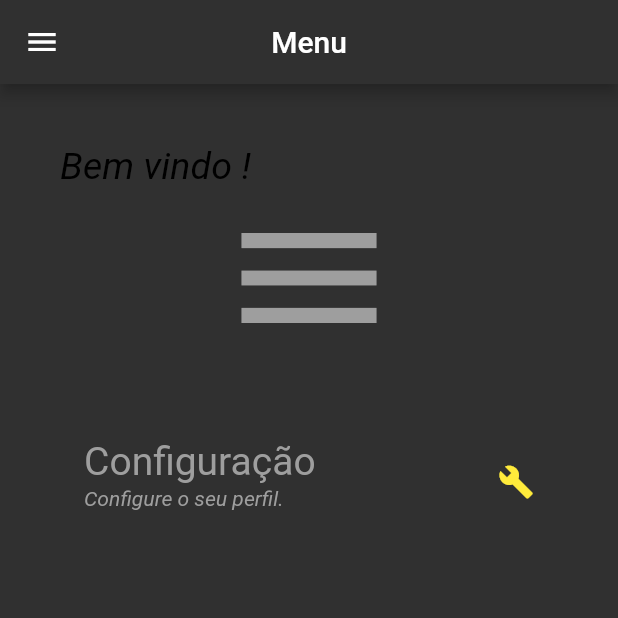
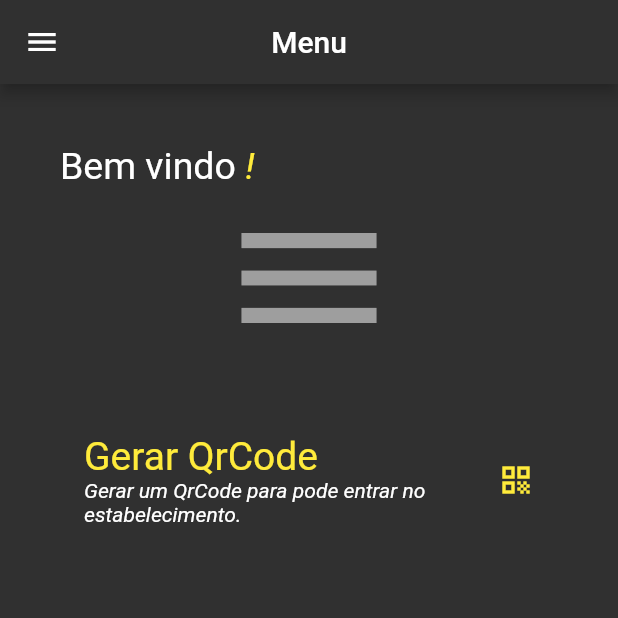
Before and after one commit to ElioPaulino/ELController, a Flutter app: the HomeTela screen opened directly with empty values, on a phone screen of 412 x 824 dp, the top half of it. Run offline on Flutter 3.47's test engine with Material 2 defaults, Android fonts, the phone set to English and light mode, and no system bars; our stand-ins replace qr_flutter; missing offline and left inert: flutter_barcode_scanner.

Commit message:
geração QrCode

```diff
--- a/lib/main.dart
+++ b/lib/main.dart
@@ -4,6 +4,7 @@ import 'package:appeliolucas/view/hometela.dart';
 import 'package:appeliolucas/view/sobretela.dart';
 import 'package:appeliolucas/view/cadastrotela.dart';
 import 'package:appeliolucas/view/gerarqrcodetela.dart';
+import 'package:appeliolucas/view/lerqrcodetela.dart';
 import 'package:flutter/material.dart';
 
 import 'model/usuario.dart';
@@ -23,6 +24,7 @@ void main() {
       '/cadastro': (context) => CadastroTela(),
       '/homefuncionario': (context) => HomeFuncionarioTela(),
       '/gerarqrcodetela': (context) => GerarQrCode(),
+      '/lerqrcodetela': (context) => LerQrCode(),
     },
     //Tema
     theme: ThemeData(
--- a/lib/view/gerarqrcodetela.dart
+++ b/lib/view/gerarqrcodetela.dart
@@ -1,6 +1,5 @@
 import 'package:flutter/material.dart';
 import 'package:qr_flutter/qr_flutter.dart';
-import 'dart:math';
 
 class GerarQrCode extends StatelessWidget {
   @override
--- a/lib/view/homeempresatela.dart
+++ b/lib/view/homeempresatela.dart
@@ -1,4 +1,4 @@
-import 'dart:html';
+
 
 import 'package:appeliolucas/model/usuario.dart';
 import 'package:flutter/material.dart';
--- a/lib/view/homefuncionariotela.dart
+++ b/lib/view/homefuncionariotela.dart
@@ -87,17 +87,17 @@ class _HomeFuncionarioTelaState extends State<HomeFuncionarioTela> {
             SizedBox(height: 40),
             ListTile(
               trailing: Icon(Icons.qr_code, color: Colors.yellow),
-              title: Text('Gerar QrCode',
+              title: Text('Ler QrCode',
                   style: TextStyle(fontSize: 26, color: Colors.yellow)),
               subtitle: Text(
-                  'Gerar um QrCode para pode entrar no estabelecimento.',
+                  'Ler QrCode para pode entrar no estabelecimento.',
                   style: TextStyle(
                       fontSize: 14,
                       color: Colors.white,
                       fontStyle: FontStyle.italic)),
               onTap: () {
-                print('item pressionado');
-                Navigator.pushNamed(context, '/gerarqrcodetela');
+              //  print('item pressionado');
+                Navigator.pushNamed(context, '/lerqrcodetela');
               },
               hoverColor: Colors.yellow,
             ),
--- a/lib/view/hometela.dart
+++ b/lib/view/hometela.dart
@@ -64,29 +64,39 @@ class _HomeTelaState extends State<HomeTela> {
         //
         // LISTVIEW
         //
-        child: ListView(
+       child: ListView(
           children: [
+            Row(children: [
             Text(
-              'Bem vindo ${user.login}!',
+              'Bem vindo ',
               style: TextStyle(
                   fontSize: 25,
-                  color: Colors.black,
+                  color: Colors.white,),
+            ),
+            Text(
+              '${user.login}!',
+              style: TextStyle(
+                  fontSize: 25,
+                  color: Colors.yellow,
                   fontStyle: FontStyle.italic),
             ),
+
+            ],),
             Icon(Icons.menu, size: 120, color: Colors.grey),
             SizedBox(height: 40),
-            ListTile(
-              trailing: Icon(Icons.build, color: Colors.yellow),
-              title: Text('Configuração',
-                  style: TextStyle(fontSize: 26, color: Colors.grey)),
-              subtitle: Text('Configure o seu perfil. ',
+             ListTile(
+              trailing: Icon(Icons.qr_code, color: Colors.yellow),
+              title: Text('Gerar QrCode',
+                  style: TextStyle(fontSize: 26, color: Colors.yellow)),
+              subtitle: Text(
+                  'Gerar um QrCode para pode entrar no estabelecimento.',
                   style: TextStyle(
                       fontSize: 14,
-                      color: Colors.grey,
+                      color: Colors.white,
                       fontStyle: FontStyle.italic)),
               onTap: () {
                 print('item pressionado');
-                Navigator.pushNamed(context, '/list1');
+                Navigator.pushNamed(context, '/gerarqrcodetela');
               },
               hoverColor: Colors.yellow,
             ),
--- a/pubspec.yaml
+++ b/pubspec.yaml
@@ -30,6 +30,8 @@ dependencies:
   # Use with the CupertinoIcons class for iOS style icons.
   cupertino_icons: ^1.0.2
   qr_flutter: ^3.0.1
+  flutter_barcode_scanner: ^1.0.2
+
 
 dev_dependencies:
   flutter_test:
```
Also changed, not shown: lib/view/lerqrcodetela.dart (added, +45 -0 lines), pubspec.lock, 1 other file.
